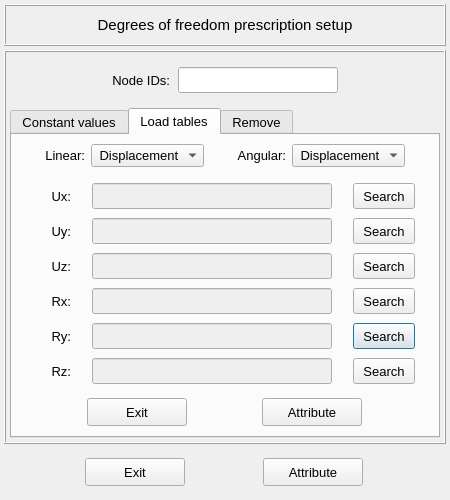
Before: the Qt Designer form pulse/interface/data/ui_files/model/setup/structural/prescribed_dofs_input.ui in open-pulse/OpenPulse, drawn with Qt 5.
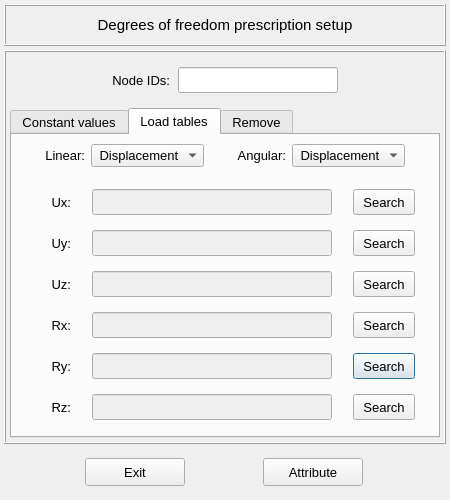
After: the same form once the commit is applied. The open tabs and pages were chosen to show the change. Icons and pictures are not drawn.

Commit message: remove duplicated attribute and exit buttons  in tables tab

```diff
--- a/pulse/interface/data/ui_files/model/setup/structural/prescribed_dofs_input.ui
+++ b/pulse/interface/data/ui_files/model/setup/structural/prescribed_dofs_input.ui
@@ -1054,108 +1054,6 @@
           <property name="spacing">
            <number>0</number>
           </property>
-          <item row="3" column="0">
-           <widget class="QFrame" name="frame_8">
-            <property name="minimumSize">
-             <size>
-              <width>0</width>
-              <height>48</height>
-             </size>
-            </property>
-            <property name="maximumSize">
-             <size>
-              <width>16777215</width>
-              <height>48</height>
-             </size>
-            </property>
-            <property name="frameShape">
-             <enum>QFrame::Shape::NoFrame</enum>
-            </property>
-            <property name="frameShadow">
-             <enum>QFrame::Shadow::Raised</enum>
-            </property>
-            <layout class="QGridLayout" name="gridLayout_16">
-             <property name="leftMargin">
-              <number>4</number>
-             </property>
-             <property name="topMargin">
-              <number>4</number>
-             </property>
-             <property name="rightMargin">
-              <number>4</number>
-             </property>
-             <property name="bottomMargin">
-              <number>4</number>
-             </property>
-             <property name="spacing">
-              <number>4</number>
-             </property>
-             <item row="0" column="1">
-              <widget class="QPushButton" name="pushButton_table_values_confirm">
-               <property name="minimumSize">
-                <size>
-                 <width>100</width>
-                 <height>28</height>
-                </size>
-               </property>
-               <property name="maximumSize">
-                <size>
-                 <width>100</width>
-                 <height>28</height>
-                </size>
-               </property>
-               <property name="font">
-                <font>
-                 <pointsize>10</pointsize>
-                </font>
-               </property>
-               <property name="styleSheet">
-                <string notr="true"/>
-               </property>
-               <property name="text">
-                <string>Attribute</string>
-               </property>
-               <property name="autoDefault">
-                <bool>false</bool>
-               </property>
-               <property name="default">
-                <bool>true</bool>
-               </property>
-              </widget>
-             </item>
-             <item row="0" column="0">
-              <widget class="QPushButton" name="pushButton_exit_tab1">
-               <property name="minimumSize">
-                <size>
-                 <width>100</width>
-                 <height>28</height>
-                </size>
-               </property>
-               <property name="maximumSize">
-                <size>
-                 <width>100</width>
-                 <height>28</height>
-                </size>
-               </property>
-               <property name="font">
-                <font>
-                 <pointsize>10</pointsize>
-                </font>
-               </property>
-               <property name="styleSheet">
-                <string notr="true"/>
-               </property>
-               <property name="text">
-                <string>Exit</string>
-               </property>
-               <property name="autoDefault">
-                <bool>false</bool>
-               </property>
-              </widget>
-             </item>
-            </layout>
-           </widget>
-          </item>
           <item row="1" column="0">
            <widget class="QFrame" name="frame_9">
             <property name="frameShape">
```
Left out of the diff: 6 changed lines with no effect on the pictures. The commit also changes 1 other file.
